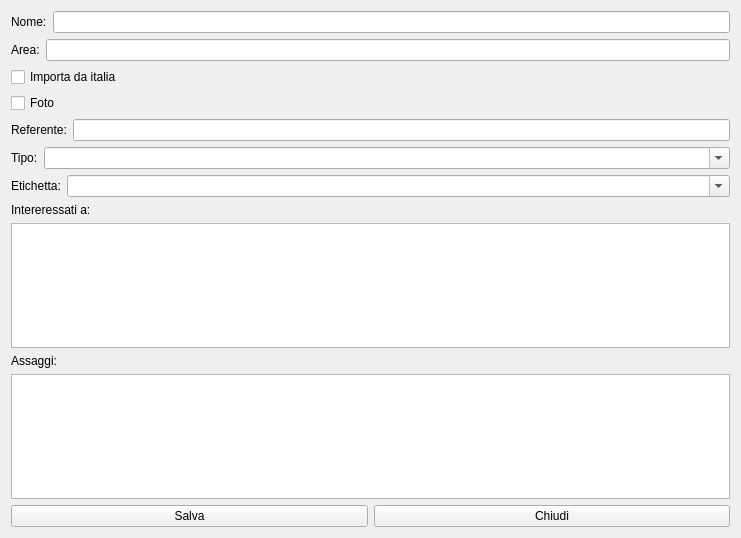
The window that hnewcontact.ui (fblabs/hamlet-mod-sancon) describes before a commit, drawn with Qt 5.
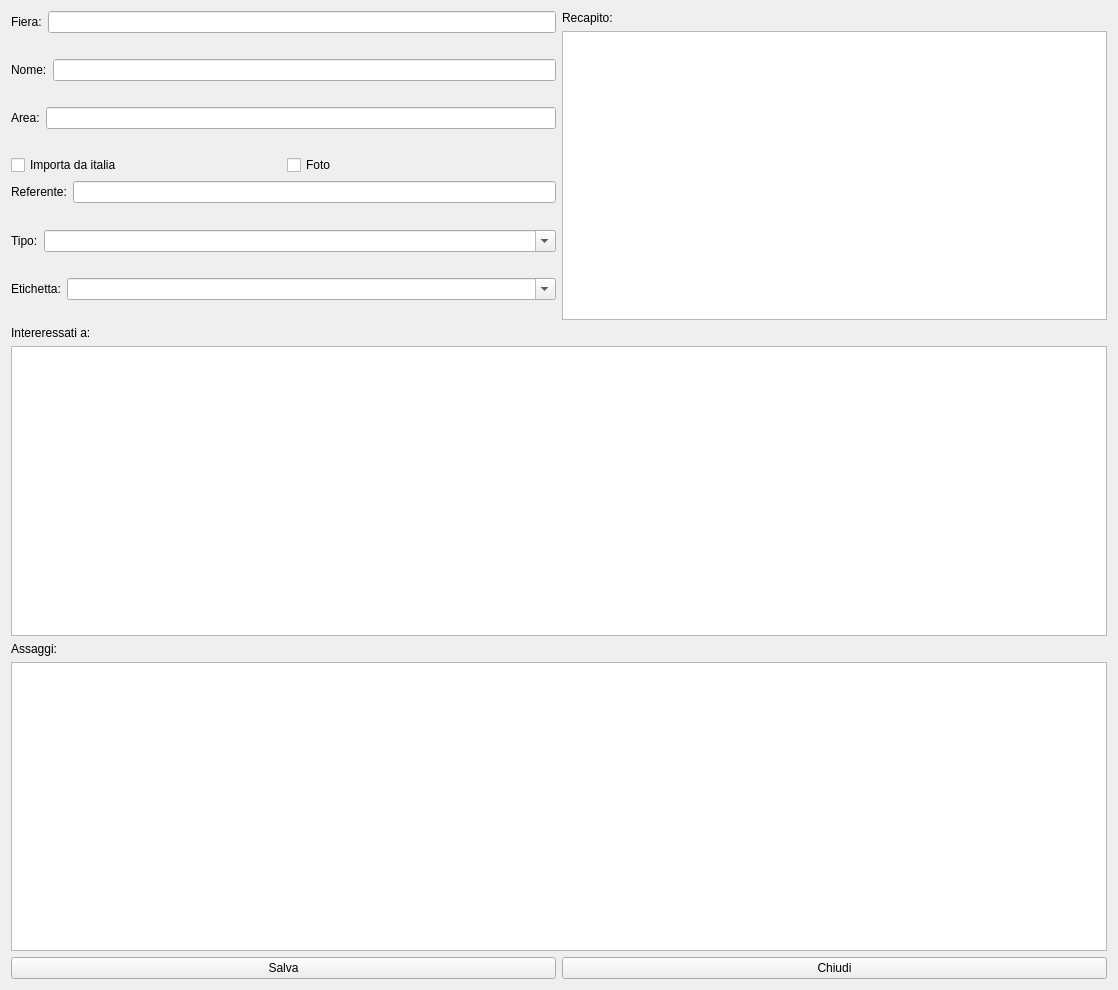
The same window after the commit. Icons and pictures are not drawn.

What changed in the file:
```diff
--- a/hnewcontact.ui
+++ b/hnewcontact.ui
@@ -6,8 +6,8 @@
    <rect>
     <x>0</x>
     <y>0</y>
-    <width>741</width>
-    <height>538</height>
+    <width>1118</width>
+    <height>990</height>
    </rect>
   </property>
   <property name="windowTitle">
@@ -17,7 +17,25 @@
    <iconset resource="icons.qrc">
     <normaloff>:/Resources/user-group-icon.png</normaloff>:/Resources/user-group-icon.png</iconset>
   </property>
+  <layout class="QVBoxLayout" name="verticalLayout_5">
+   <item>
+    <layout class="QHBoxLayout" name="horizontalLayout_3">
+     <item>
   <layout class="QVBoxLayout" name="verticalLayout_3">
+       <item>
+        <layout class="QFormLayout" name="formLayout_6">
+         <item row="0" column="0">
+          <widget class="QLabel" name="label_8">
+           <property name="text">
+            <string>Fiera:</string>
+           </property>
+          </widget>
+         </item>
+         <item row="0" column="1">
+          <widget class="QLineEdit" name="leFiera"/>
+         </item>
+        </layout>
+       </item>
    <item>
     <layout class="QFormLayout" name="formLayout">
      <item row="0" column="0">
@@ -47,6 +65,8 @@
     </layout>
    </item>
    <item>
+        <layout class="QHBoxLayout" name="horizontalLayout_2">
+         <item>
     <widget class="QCheckBox" name="cbImport">
      <property name="text">
       <string>Importa da italia</string>
@@ -60,6 +80,8 @@
      </property>
     </widget>
    </item>
+        </layout>
+       </item>
    <item>
     <layout class="QFormLayout" name="formLayout_2">
      <item row="0" column="0">
@@ -107,6 +129,24 @@
         <bool>true</bool>
        </property>
       </widget>
+         </item>
+        </layout>
+       </item>
+      </layout>
+     </item>
+     <item>
+      <layout class="QVBoxLayout" name="verticalLayout_4">
+       <item>
+        <widget class="QLabel" name="label_9">
+         <property name="text">
+          <string>Recapito:</string>
+         </property>
+        </widget>
+       </item>
+       <item>
+        <widget class="QPlainTextEdit" name="peRecapito"/>
+       </item>
+      </layout>
      </item>
     </layout>
    </item>
```
Lines whose indentation alone changed are shown as unchanged.
